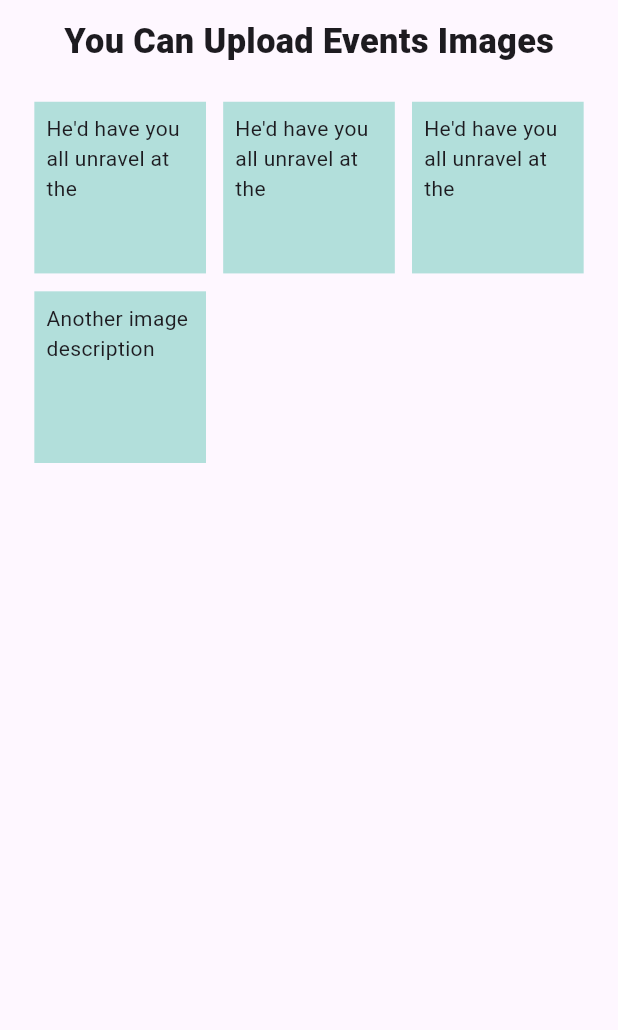
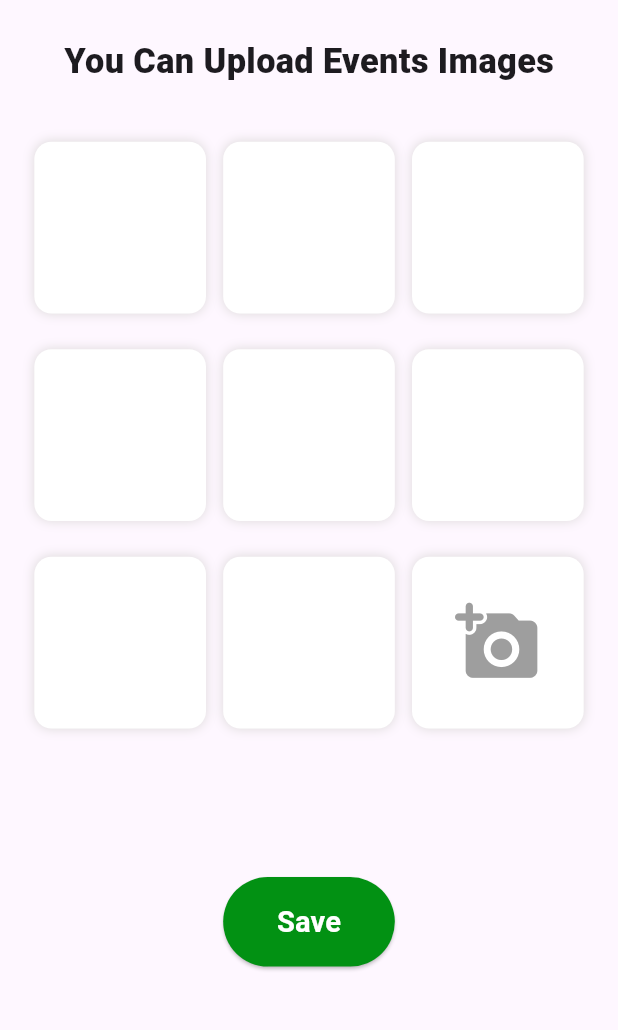
Before and after one commit to AronJose/Event-basket-mobile, a Flutter app: the EventImages screen opened directly, on a phone screen of 412 x 824 dp, the part 84-1114 px from its top. Run offline on Flutter 3.47's test engine with Material 3 defaults, Android fonts, the phone set to English and light mode, and no system bars; our stand-ins replace bloc, dio, file_picker, flutter_bloc, flutter_screenutil, freezed_annotation; missing offline and left inert: multiselect.

```diff
--- a/login/lib/helper/elevated_button_form.dart
+++ b/login/lib/helper/elevated_button_form.dart
@@ -2,7 +2,7 @@ import 'package:flutter/material.dart';
 import 'package:flutter_screenutil/flutter_screenutil.dart';
 
 class ElevatedButtonForms extends StatelessWidget {
-  final GlobalKey<FormState> formKey;
+  final GlobalKey<FormState>? formKey;
   final VoidCallback onPressed;
   final String buttonText;
   final Color colorButton;
@@ -10,7 +10,7 @@ class ElevatedButtonForms extends StatelessWidget {
 
   const ElevatedButtonForms(
       {super.key,
-      required this.formKey,
+       this.formKey,
       required this.onPressed,
       required this.buttonText,
       required this.sizeButton,
--- a/login/lib/presentation/auth_screen/loginscreen.dart
+++ b/login/lib/presentation/auth_screen/loginscreen.dart
@@ -1,7 +1,7 @@
 import 'package:flutter/material.dart';
 import 'package:flutter_screenutil/flutter_screenutil.dart';
 import 'package:login/presentation/auth_screen/signupscreen.dart';
-import 'package:login/presentation/screens/event_creation.dart';
+import 'package:login/presentation/screens/home_screen.dart';
 
 class Loginscreen extends StatefulWidget {
   const Loginscreen({super.key});
@@ -94,7 +94,7 @@ class _LoginscreenState extends State<Loginscreen> {
                     Navigator.push(
                       context,
                       MaterialPageRoute(
-                        builder: (context) =>const CreateEvent(),
+                        builder: (context) =>const HomeScreen(),
                       ),
                     );
                   },
--- /dev/null
+++ b/login/lib/presentation/screens/event_Screen/event_creation_image_upload.dart
@@ -0,0 +1,204 @@
+import 'package:flutter/material.dart';
+import 'package:flutter_screenutil/flutter_screenutil.dart';
+import 'package:login/helper/elevated_button_form.dart';
+
+class EventImages extends StatelessWidget {
+  const EventImages({super.key});
+
+  @override
+  Widget build(BuildContext context) {
+    return SafeArea(
+      child: Scaffold(
+        appBar: AppBar(
+          title: const Text(
+            "EventBasket",
+            style: TextStyle(
+              color: Colors.white,
+              fontWeight: FontWeight.w900,
+            ),
+          ),
+          backgroundColor: Colors.green,
+        ),
+        body: Padding(
+          padding: EdgeInsets.all(10.w),
+          child: Center(
+            child: Column(
+              children: [
+                SizedBox(
+                  height: 50.h,
+                  child: Center(
+                    child: Text(
+                      "You Can Upload Events Images",
+                      style: TextStyle(
+                        fontSize: 20.sp,
+                        fontWeight: FontWeight.w900,
+                      ),
+                    ),
+                  ),
+                ),
+                SizedBox(height: 10.h),
+                SizedBox(
+                  height: 400.h,
+                  child: Expanded(
+                    child: GridView.count(
+                      primary: false,
+                      mainAxisSpacing: 20.h,
+                      crossAxisSpacing: 10.w,
+                      crossAxisCount: 3,
+                      padding: EdgeInsets.all(10.r),
+                      children: [
+                        Container(
+                          decoration: BoxDecoration(
+                            color: Colors.white,
+                            border:
+                                Border.all(color: Colors.white10, width: 10.w),
+                            borderRadius: BorderRadius.circular(10.r),
+                            boxShadow: [
+                              BoxShadow(
+                                  color:
+                                      const Color.fromARGB(255, 221, 218, 218),
+                                  blurRadius: 5.r)
+                            ],
+                          ),
+                        ),
+                        Container(
+                          decoration: BoxDecoration(
+                            color: Colors.white,
+                            border:
+                                Border.all(color: Colors.white10, width: 10.w),
+                            borderRadius: BorderRadius.circular(10.r),
+                            boxShadow: [
+                              BoxShadow(
+                                  color:
+                                      const Color.fromARGB(255, 221, 218, 218),
+                                  blurRadius: 5.r)
+                            ],
+                          ),
+                        ),
+                        Container(
+                          decoration: BoxDecoration(
+                            color: Colors.white,
+                            border:
+                                Border.all(color: Colors.white10, width: 10.w),
+                            borderRadius: BorderRadius.circular(10.r),
+                            boxShadow: [
+                              BoxShadow(
+                                  color:
+                                      const Color.fromARGB(255, 221, 218, 218),
+                                  blurRadius: 5.r)
+                            ],
+                          ),
+                        ),
+                        Container(
+                          decoration: BoxDecoration(
+                            color: Colors.white,
+                            border:
+                                Border.all(color: Colors.white10, width: 10.w),
+                            borderRadius: BorderRadius.circular(10.r),
+                            boxShadow: [
+                              BoxShadow(
+                                  color:
+                                      const Color.fromARGB(255, 221, 218, 218),
+                                  blurRadius: 5.r)
+                            ],
+                          ),
+                        ),
+                        Container(
+                          decoration: BoxDecoration(
+                            color: Colors.white,
+                            border:
+                                Border.all(color: Colors.white10, width: 10.w),
+                            borderRadius: BorderRadius.circular(10.r),
+                            boxShadow: [
+                              BoxShadow(
+                                  color:
+                                      const Color.fromARGB(255, 221, 218, 218),
+                                  blurRadius: 5.r)
+                            ],
+                          ),
+                        ),
+                        Container(
+                          decoration: BoxDecoration(
+                            color: Colors.white,
+                            border:
+                                Border.all(color: Colors.white10, width: 10.w),
+                            borderRadius: BorderRadius.circular(10.r),
+                            boxShadow: [
+                              BoxShadow(
+                                  color:
+                                      const Color.fromARGB(255, 221, 218, 218),
+                                  blurRadius: 5.r)
+                            ],
+                          ),
+                        ),
+                        Container(
+                          decoration: BoxDecoration(
+                            color: Colors.white,
+                            border:
+                                Border.all(color: Colors.white10, width: 10.w),
+                            borderRadius: BorderRadius.circular(10.r),
+                            boxShadow: [
+                              BoxShadow(
+                                  color:
+                                      const Color.fromARGB(255, 221, 218, 218),
+                                  blurRadius: 5.r)
+                            ],
+                          ),
+                        ),
+                        Container(
+                          decoration: BoxDecoration(
+                            color: Colors.white,
+                            border:
+                                Border.all(color: Colors.white10, width: 10.w),
+                            borderRadius: BorderRadius.circular(10.r),
+                            boxShadow: [
+                              BoxShadow(
+                                  color:
+                                      const Color.fromARGB(255, 221, 218, 218),
+                                  blurRadius: 5.r)
+                            ],
+                          ),
+                        ),
+                        Container(
+                          decoration: BoxDecoration(
+                            color: Colors.white,
+                            border:
+                                Border.all(color: Colors.white10, width: 10.w),
+                            borderRadius: BorderRadius.circular(10.r),
+                            boxShadow: [
+                              BoxShadow(
+                                  color:
+                                      const Color.fromARGB(255, 221, 218, 218),
+                                  blurRadius: 5.r)
+                            ],
+                          ),
+                          child: IconButton(
+                            onPressed: () {},
+                            icon: Icon(
+                              Icons.add_a_photo_rounded,
+                              size: 50.r,
+                              color: Colors.grey,
+                            ),
+                          ),
+                        ),
+                      ],
+                    ),
+                  ),
+                ),
+                SizedBox(height: 20.h),
+                Center(
+                  child: ElevatedButtonForms(
+                    onPressed: () {},
+                    buttonText: "Save",
+                    sizeButton: Size(100.w, 50.h),
+                    colorButton: const Color.fromARGB(255, 2, 145, 19),
+                  ),
+                )
+              ],
+            ),
+          ),
+        ),
+      ),
+    );
+  }
+}
--- a/login/lib/presentation/screens/event_creation_image_upload.dart
+++ /dev/null
@@ -1,72 +0,0 @@
-import 'package:flutter/material.dart';
-import 'package:flutter_screenutil/flutter_screenutil.dart';
-
-class EventImages extends StatelessWidget {
-  const EventImages({super.key});
-
-  @override
-  Widget build(BuildContext context) {
-    return SafeArea(
-      child: Scaffold(
-        appBar: AppBar(
-          title: const Text(
-            "EventBasket",
-            style: TextStyle(
-              color: Colors.white,
-              fontWeight: FontWeight.w900,
-            ),
-          ),
-          backgroundColor: Colors.green,
-        ),
-        body: Padding(
-          padding: EdgeInsets.all(10.w),
-          child: Center(
-            child: Column(
-              children: [
-                Text(
-                  "You Can Upload Events Images",
-                  style: TextStyle(
-                    fontSize: 20.sp,
-                    fontWeight: FontWeight.w900,
-                  ),
-                ),
-                SizedBox(height: 10.h),
-                Expanded(
-                  child: GridView.count(
-                    primary: false,
-                    mainAxisSpacing: 10.h,
-                    crossAxisSpacing: 10.w,
-                    crossAxisCount: 3,
-                    padding: EdgeInsets.all(10.r),
-                    children: [
-                      Container(
-                        padding: const EdgeInsets.all(8),
-                        color: Colors.teal[100],
-                        child: const Text("He'd have you all unravel at the"),
-                      ),
-                      Container(
-                        padding: const EdgeInsets.all(8),
-                        color: Colors.teal[100],
-                        child: const Text("He'd have you all unravel at the"),
-                      ),
-                      Container(
-                        padding: const EdgeInsets.all(8),
-                        color: Colors.teal[100],
-                        child: const Text("He'd have you all unravel at the"),
-                      ),
-                      Container(
-                        padding: const EdgeInsets.all(8),
-                        color: Colors.teal[100],
-                        child: const Text("Another image description"),
-                      ),
-                    ],
-                  ),
-                ),
-              ],
-            ),
-          ),
-        ),
-      ),
-    );
-  }
-}
```
Also changed, not shown: login/lib/helper/app_bar.dart (added, +54 -0 lines), login/lib/helper/icon_button.dart (added, +24 -0 lines), login/lib/presentation/screens/event_Screen/event_creation.dart (renamed from login/lib/presentation/screens/event_creation.dart, +10 -3 lines), login/lib/presentation/screens/home_screen.dart (+50 -2 lines), login/lib/presentation/screens/profile_screen.dart (added, +13 -0 lines).
